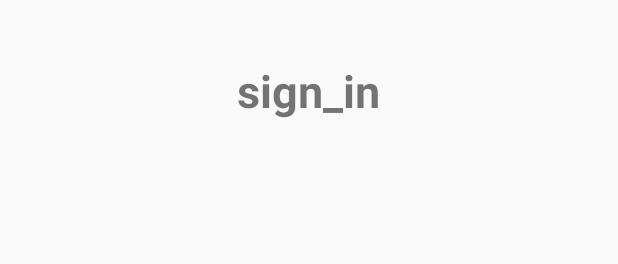
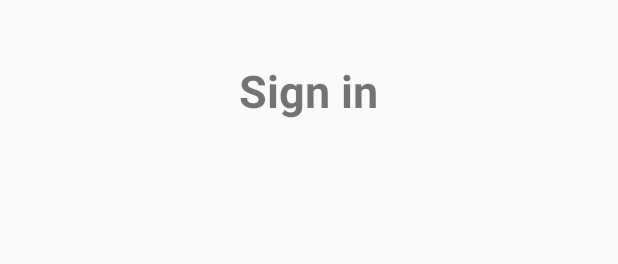
Before and after one commit to tstorey77/Java-BounceAlong, an Android app: the layout activity_sign_in.xml on its own in the app's theme, with its tools: preview values and no code run, on a phone screen of 412 x 824 dp. Shown: the top 264 px of the screen. Run offline under Robolectric (Android 15) with nearby library versions, the phone set to English and light mode, and no system bars.

```diff
--- a/app/src/main/java/com/example/bounce_along/SignInActivity.java
+++ b/app/src/main/java/com/example/bounce_along/SignInActivity.java
@@ -13,7 +13,7 @@
  * See the License for the specific language governing permissions and
  * limitations under the License.
  */
-package com.google.firebase.codelab.friendlychat;
+package com.example.bounce_along;
 
 import android.content.Intent;
 import android.os.Bundle;
--- a/app/src/main/res/layout/activity_sign_in.xml
+++ b/app/src/main/res/layout/activity_sign_in.xml
@@ -13,7 +13,7 @@
         android:textStyle="bold"
         android:layout_gravity="center_horizontal"
         android:layout_marginTop="40dp"
-        android:text="sign_in"/>
+        android:text="Sign in"/>
 
     <com.google.android.gms.common.SignInButton
         android:id="@+id/sign_in_button"
```
Also changed, not shown: 1 other file.
